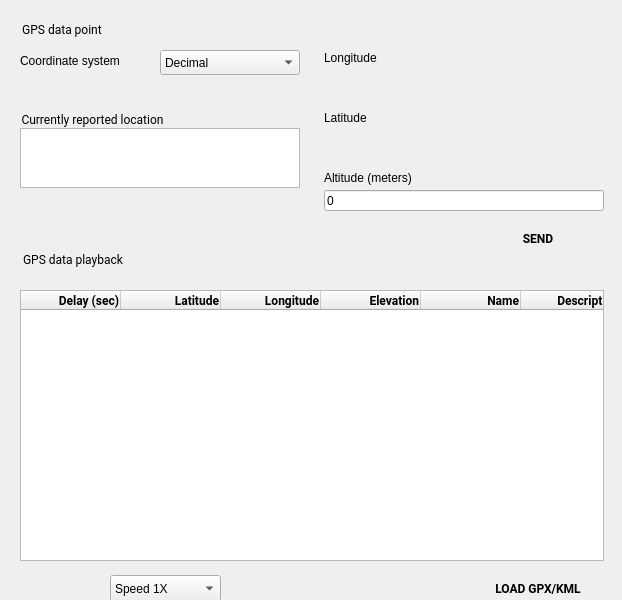
aosp-mirror/platform_external_qemu, file android/android-emu/android/skin/qt/extended-pages/location-page.ui: the form before one commit.
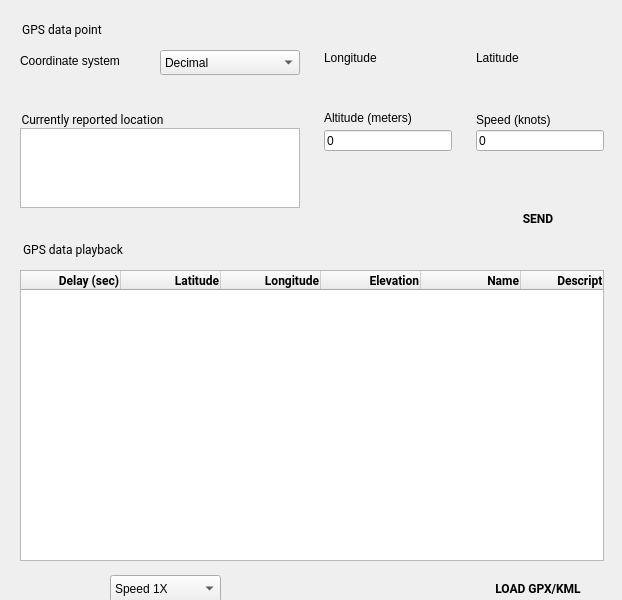
The form after the commit. Icons and pictures are not drawn. Custom widgets are drawn as their Qt base class.

Commit message:
Allow setting device speed on the Location page
Add a UI control to set the device speed.

Save the speed value in QSettings so it is restored on the
next launch.

Note that this control is for manual use.  While you're playing
back a GPX or KML file, the speed is set automatically. When
the playback ends, the speed is set to zero.

This CL also removes the restriction on altitude. Previously we
required that the altitude be between -1,000 and +10,000 meters.

Fixes: 117180316

```diff
--- a/android/android-emu/android/skin/qt/extended-pages/location-page.ui
+++ b/android/android-emu/android/skin/qt/extended-pages/location-page.ui
@@ -81,7 +81,7 @@
    <property name="geometry">
     <rect>
      <x>472</x>
-     <y>220</y>
+     <y>200</y>
      <width>132</width>
      <height>36</height>
     </rect>
@@ -109,8 +109,8 @@
   <widget class="QLabel" name="label_12">
    <property name="geometry">
     <rect>
-     <x>324</x>
-     <y>110</y>
+     <x>476</x>
+     <y>50</y>
      <width>140</width>
      <height>16</height>
     </rect>
@@ -219,7 +219,7 @@
     <rect>
      <x>324</x>
      <y>70</y>
-     <width>280</width>
+     <width>128</width>
      <height>21</height>
     </rect>
    </property>
@@ -230,9 +230,9 @@
   <widget class="AngleInputWidget" name="loc_latitudeInput" native="true">
    <property name="geometry">
     <rect>
-     <x>324</x>
-     <y>130</y>
-     <width>280</width>
+     <x>476</x>
+     <y>70</y>
+     <width>128</width>
      <height>21</height>
     </rect>
    </property>
@@ -244,7 +244,7 @@
    <property name="geometry">
     <rect>
      <x>20</x>
-     <y>250</y>
+     <y>240</y>
      <width>180</width>
      <height>31</height>
     </rect>
@@ -270,9 +270,9 @@
    <property name="geometry">
     <rect>
      <x>20</x>
-     <y>290</y>
+     <y>270</y>
      <width>584</width>
-     <height>271</height>
+     <height>291</height>
     </rect>
    </property>
    <property name="font">
@@ -408,8 +408,8 @@
    <property name="geometry">
     <rect>
      <x>324</x>
-     <y>190</y>
-     <width>280</width>
+     <y>130</y>
+     <width>128</width>
      <height>21</height>
     </rect>
    </property>
@@ -430,8 +430,8 @@
    <property name="geometry">
     <rect>
      <x>324</x>
-     <y>170</y>
-     <width>140</width>
+     <y>110</y>
+     <width>121</width>
      <height>16</height>
     </rect>
    </property>
@@ -513,7 +513,7 @@
      <x>20</x>
      <y>128</y>
      <width>280</width>
-     <height>60</height>
+     <height>80</height>
     </rect>
    </property>
    <property name="font">
@@ -522,6 +522,44 @@
     </font>
    </property>
   </widget>
+  <widget class="QLineEdit" name="loc_speedInput">
+   <property name="geometry">
+    <rect>
+     <x>476</x>
+     <y>130</y>
+     <width>128</width>
+     <height>21</height>
+    </rect>
+   </property>
+   <property name="accessibleDescription">
+    <string>Speed in knots</string>
+   </property>
+   <property name="text">
+    <string>0</string>
+   </property>
+   <property name="class" stdset="0">
+    <string>EditableValue</string>
+   </property>
+   <property name="report_metrics" stdset="0">
+    <bool>false</bool>
+   </property>
+  </widget>
+  <widget class="QLabel" name="loc_speedLabel">
+   <property name="geometry">
+    <rect>
+     <x>476</x>
+     <y>110</y>
+     <width>91</width>
+     <height>20</height>
+    </rect>
+   </property>
+   <property name="text">
+    <string>Speed (knots)</string>
+   </property>
+   <property name="ColorGroup" stdset="0">
+    <string>Title</string>
+   </property>
+  </widget>
  </widget>
  <customwidgets>
   <customwidget>
```
The commit also changes 7 other files.
